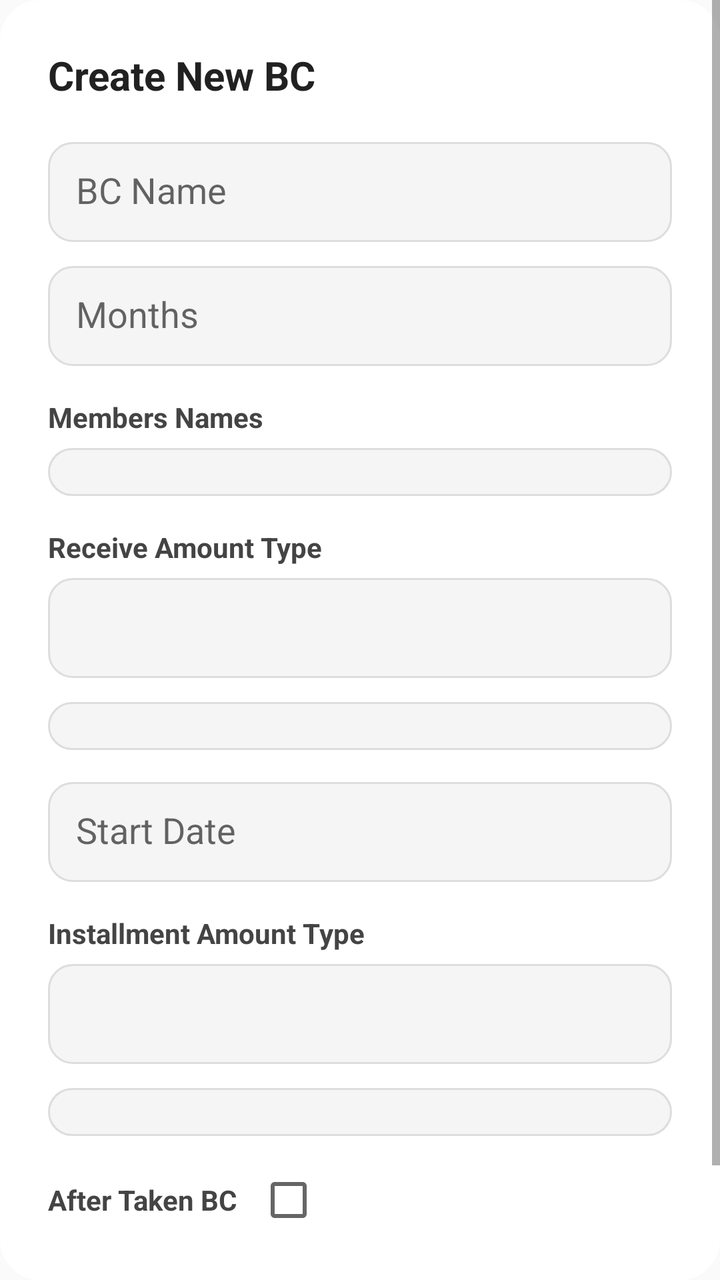
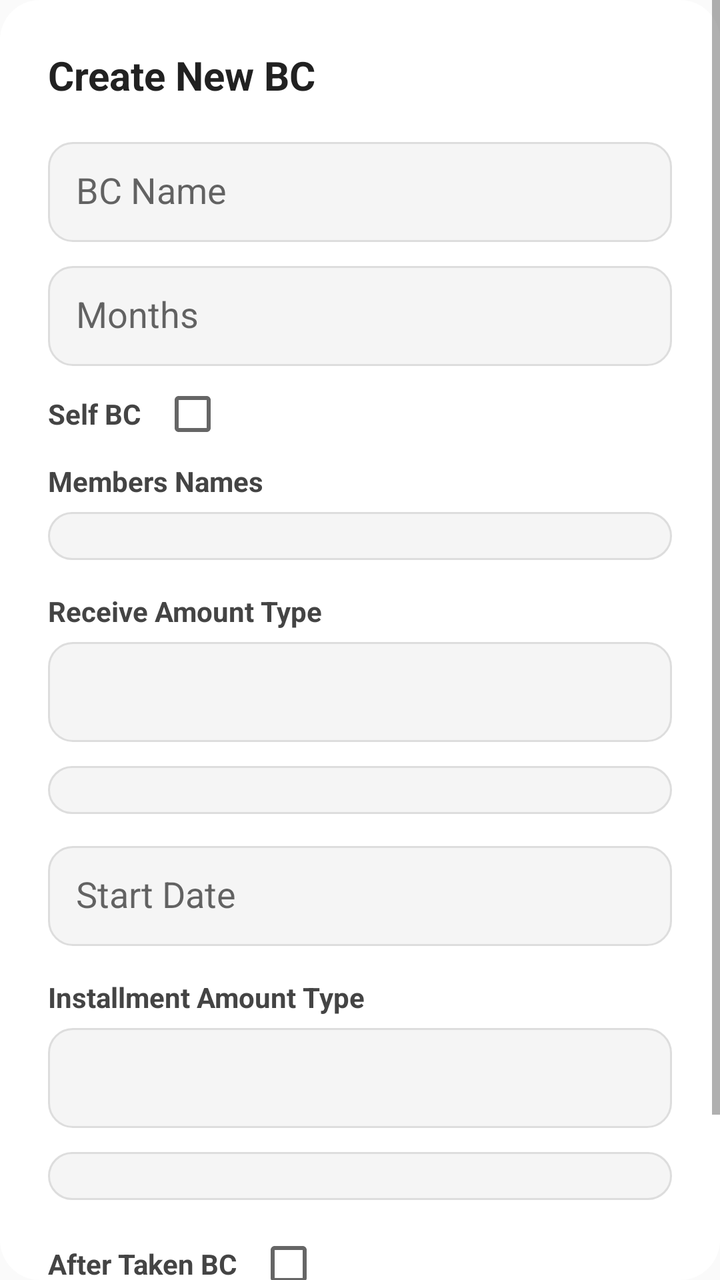

Two renders of the same Android screen: before a commit and after it. Below are the layout's source before the change and the commit's diff.
<!-- AndroidManifest.xml: application theme Theme.AppCompat.Light.NoActionBar -->
<!-- res/layout/dialog_create_bc.xml -->
<?xml version="1.0" encoding="utf-8"?>
<ScrollView xmlns:android="http://schemas.android.com/apk/res/android"
    android:layout_width="match_parent"
    android:layout_height="wrap_content"
    android:background="@drawable/bg_dialog_rounded">

    <LinearLayout
        android:orientation="vertical"
        android:padding="24dp"
        android:layout_width="match_parent"
        android:layout_height="wrap_content">

        
        <TextView
            android:text="Create New BC"
            android:textSize="20sp"
            android:textStyle="bold"
            android:textColor="#212121"
            android:layout_marginBottom="20dp"
            android:layout_width="wrap_content"
            android:layout_height="wrap_content" />

        
        <EditText
            android:id="@+id/editBcName"
            android:hint="BC Name"
            android:background="@drawable/bg_input_field"
            android:padding="14dp"
            android:layout_marginBottom="12dp"
            android:layout_width="match_parent"
            android:layout_height="50dp" />

        
        <EditText
            android:id="@+id/editMonths"
            android:hint="Months"
            android:inputType="number"
            android:background="@drawable/bg_input_field"
            android:padding="14dp"
            android:layout_marginBottom="16dp"
            android:layout_width="match_parent"
            android:layout_height="50dp" />

        
        <TextView
            android:text="Members Names"
            android:textStyle="bold"
            android:textColor="#444"
            android:layout_marginBottom="6dp"
            android:layout_width="wrap_content"
            android:layout_height="wrap_content" />

        <LinearLayout
            android:id="@+id/layoutMembers"
            android:orientation="vertical"
            android:background="@drawable/bg_input_field"
            android:padding="12dp"
            android:layout_marginBottom="16dp"
            android:layout_width="match_parent"
            android:layout_height="wrap_content" />

        
        <TextView
            android:text="Receive Amount Type"
            android:textStyle="bold"
            android:textColor="#444"
            android:layout_marginBottom="6dp"
            android:layout_width="wrap_content"
            android:layout_height="wrap_content" />

        <Spinner
            android:id="@+id/spinnerReceiveType"
            android:background="@drawable/bg_input_field"
            android:layout_marginBottom="12dp"
            android:layout_width="match_parent"
            android:layout_height="50dp" />

        
        <LinearLayout
            android:id="@+id/layoutReceiveAmounts"
            android:orientation="vertical"
            android:background="@drawable/bg_input_field"
            android:padding="12dp"
            android:layout_marginBottom="16dp"
            android:layout_width="match_parent"
            android:layout_height="wrap_content" />

        
        <EditText
            android:id="@+id/editStartDate"
            android:hint="Start Date"
            android:focusable="false"
            android:inputType="none"
            android:background="@drawable/bg_input_field"
            android:padding="14dp"
            android:layout_marginBottom="16dp"
            android:layout_width="match_parent"
            android:layout_height="50dp" />

        
        <TextView
            android:text="Installment Amount Type"
            android:textStyle="bold"
            android:textColor="#444"
            android:layout_marginBottom="6dp"
            android:layout_width="wrap_content"
            android:layout_height="wrap_content" />

        <Spinner
            android:id="@+id/spinnerAmountType"
            android:background="@drawable/bg_input_field"
            android:layout_marginBottom="12dp"
            android:layout_width="match_parent"
            android:layout_height="50dp" />

        
        <LinearLayout
            android:id="@+id/layoutAmounts"
            android:orientation="vertical"
            android:background="@drawable/bg_input_field"
            android:padding="12dp"
            android:layout_marginBottom="16dp"
            android:layout_width="match_parent"
            android:layout_height="wrap_content" />

        
        <LinearLayout
            android:orientation="horizontal"
            android:gravity="center_vertical"
            android:layout_marginBottom="20dp"
            android:layout_width="match_parent"
            android:layout_height="wrap_content">

            <TextView
                android:text="After Taken BC"
                android:textStyle="bold"
                android:textColor="#444"
                android:layout_width="wrap_content"
                android:layout_height="wrap_content" />

            <CheckBox
                android:id="@+id/checkAfterTaken"
                android:layout_marginStart="10dp"
                android:layout_width="wrap_content"
                android:layout_height="wrap_content" />
        </LinearLayout>

        
        <LinearLayout
            android:orientation="horizontal"
            android:gravity="end"
            android:layout_width="match_parent"
            android:layout_height="wrap_content">

            <TextView
                android:id="@+id/buttonCancelBc"
                android:text="CLOSE"
                android:textStyle="bold"
                android:textColor="#009688"
                android:padding="12dp"
                android:layout_marginEnd="16dp"
                android:layout_width="wrap_content"
                android:layout_height="wrap_content" />

            <TextView
                android:id="@+id/buttonSaveBc"
                android:text="SAVE BC"
                android:textStyle="bold"
                android:textColor="#009688"
                android:padding="12dp"
                android:layout_width="wrap_content"
                android:layout_height="wrap_content" />

        </LinearLayout>

    </LinearLayout>
</ScrollView>
<!-- resources referenced by this layout -->
<resources>
  <!-- drawable bg_dialog_rounded (drawable) -->
  <shape xmlns:android="http://schemas.android.com/apk/res/android">
      <solid android:color="#FFFFFF"/>
      <corners android:radius="20dp"/>
  </shape>
  <!-- drawable bg_input_field (drawable) -->
  <shape xmlns:android="http://schemas.android.com/apk/res/android">
      <solid android:color="#F5F5F5"/>
      <corners android:radius="12dp"/>
      <stroke android:width="1dp" android:color="#DDDDDD"/>
  </shape>
</resources>

<!-- the commit's change to res/layout/dialog_create_bc.xml (unified diff, before → after) -->
@@ -37,6 +37,37 @@
             android:inputType="number"
             android:background="@drawable/bg_input_field"
             android:padding="14dp"
+            android:layout_marginBottom="8dp"
+            android:layout_width="match_parent"
+            android:layout_height="50dp" />
+
+        
+        <LinearLayout
+            android:orientation="horizontal"
+            android:gravity="center_vertical"
+            android:layout_marginBottom="8dp"
+            android:layout_width="match_parent"
+            android:layout_height="wrap_content">
+
+            <TextView
+                android:text="Self BC"
+                android:textStyle="bold"
+                android:textColor="#444"
+                android:layout_width="wrap_content"
+                android:layout_height="wrap_content" />
+
+            <CheckBox
+                android:id="@+id/checkSelf"
+                android:layout_marginStart="10dp"
+                android:layout_width="wrap_content"
+                android:layout_height="wrap_content" />
+        </LinearLayout>
+
+        
+        <Spinner
+            android:id="@+id/spinnerSelfType"
+            android:visibility="gone"
+            android:background="@drawable/bg_input_field"
             android:layout_marginBottom="16dp"
             android:layout_width="match_parent"
             android:layout_height="50dp" />
